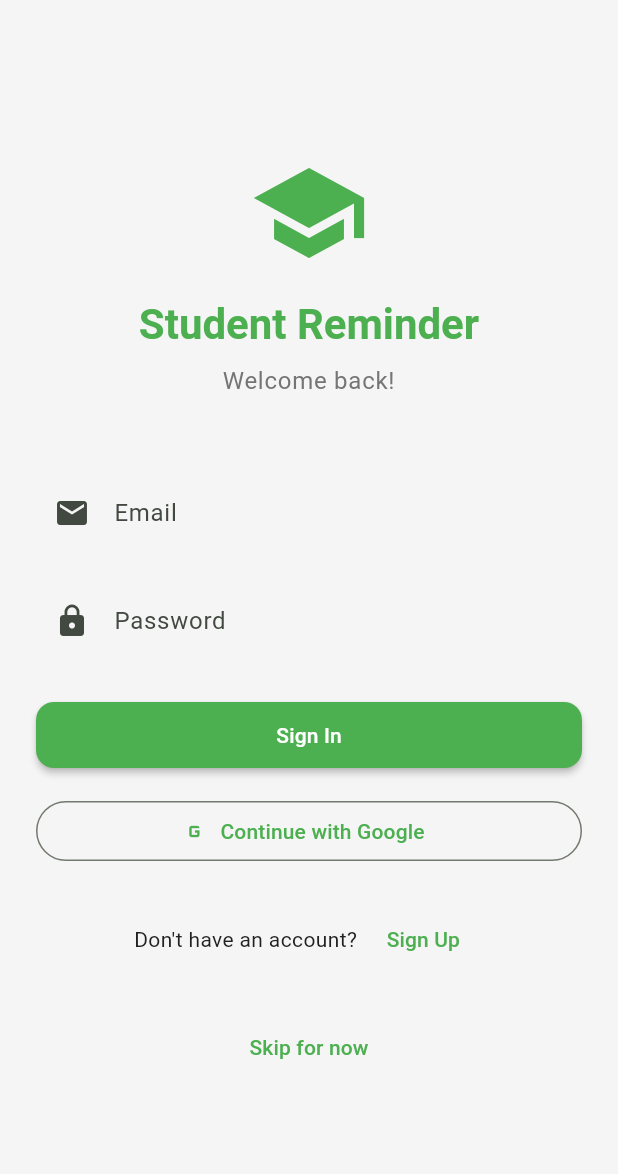
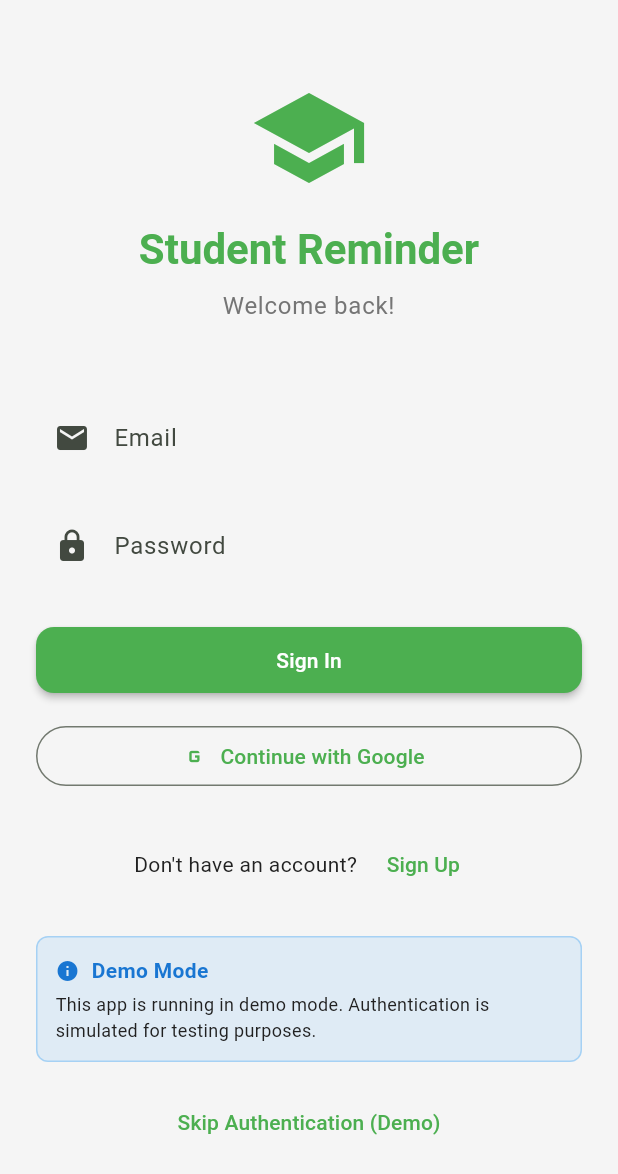
Before and after one commit to Masthan008/Student-Reminder, a Flutter app: the screen it shows after launch, on a phone screen of 412 x 824 dp. Shown: the top 1174 px of the screen. Run offline on Flutter 3.47's test engine with Material 3 defaults, Android fonts, the phone set to English and light mode, and no system bars; our stand-ins replace cloud_firestore, firebase_auth, firebase_core, firebase_messaging, flutter_local_notifications, flutter_riverpod and 6 more; missing offline and left inert: firebase_data_connect; accounts and stored records are empty.

Commit message:
Fix: Add mock Firebase service to resolve authentication errors and enable demo mode

```diff
--- a/lib/features/auth/presentation/auth_screen.dart
+++ b/lib/features/auth/presentation/auth_screen.dart
@@ -178,10 +178,43 @@ class _AuthScreenState extends ConsumerState<AuthScreen> {
                 ),
                 const SizedBox(height: 24),
 
+                // Demo mode info
+                Container(
+                  padding: const EdgeInsets.all(12),
+                  decoration: BoxDecoration(
+                    color: Colors.blue.withOpacity(0.1),
+                    borderRadius: BorderRadius.circular(8),
+                    border: Border.all(color: Colors.blue.withOpacity(0.3)),
+                  ),
+                  child: Column(
+                    children: [
+                      Row(
+                        children: [
+                          Icon(Icons.info, color: Colors.blue[700], size: 16),
+                          const SizedBox(width: 8),
+                          Text(
+                            'Demo Mode',
+                            style: TextStyle(
+                              fontWeight: FontWeight.bold,
+                              color: Colors.blue[700],
+                            ),
+                          ),
+                        ],
+                      ),
+                      const SizedBox(height: 4),
+                      const Text(
+                        'This app is running in demo mode. Authentication is simulated for testing purposes.',
+                        style: TextStyle(fontSize: 12),
+                      ),
+                    ],
+                  ),
+                ),
+                const SizedBox(height: 16),
+
                 // Skip for now button (demo purposes)
                 TextButton(
                   onPressed: () => context.go('/home'),
-                  child: const Text('Skip for now'),
+                  child: const Text('Skip Authentication (Demo)'),
                 ),
               ],
             ),
--- a/lib/shared/services/mock_firebase_service.dart
+++ b/lib/shared/services/mock_firebase_service.dart
@@ -1,29 +1,31 @@
-import '../services/firebase_service.dart';
 import '../../features/reminders/domain/reminder.dart';
-import '../../features/auth/domain/user.dart';
+import '../../features/auth/domain/user.dart' as app_user;
+import '../../core/errors/exceptions.dart';
+import 'firebase_service.dart';
 
-/// Mock Firebase service for demo/offline mode
+/// Mock Firebase service for development/demo purposes
+/// This allows the app to work without real Firebase configuration
 class MockFirebaseService implements FirebaseService {
-  User? _currentUser;
+  app_user.User? _currentUser;
   final List<Reminder> _reminders = [];
-  final Map<String, User> _users = {};
+  final Map<String, app_user.User> _users = {};
 
   @override
-  User? get currentUser => _currentUser;
+  app_user.User? get currentUser => _currentUser;
 
   @override
-  Stream<User?> get authStateChanges => Stream.value(_currentUser);
+  Stream<app_user.User?> get authStateChanges => Stream.value(_currentUser);
 
   @override
-  Future<User?> signInWithGoogle() async {
-    // Simulate network delay
-    await Future.delayed(const Duration(milliseconds: 500));
+  Future<app_user.User?> signInWithGoogle() async {
+    // Simulate Google sign-in delay
+    await Future.delayed(const Duration(seconds: 1));
 
-    final user = User.create(
-      id: 'demo_google_user_${DateTime.now().millisecondsSinceEpoch}',
-      email: 'demo.user@gmail.com',
-      displayName: 'Demo Google User',
-      photoUrl: null,
+    final user = app_user.User.create(
+      id: 'mock_google_user_${DateTime.now().millisecondsSinceEpoch}',
+      email: 'demo@gmail.com',
+      displayName: 'Demo User (Google)',
+      photoUrl: 'https://via.placeholder.com/150',
     );
 
     _currentUser = user;
@@ -32,24 +34,25 @@ class MockFirebaseService implements FirebaseService {
   }
 
   @override
-  Future<User?> signInWithEmail(String email, String password) async {
-    // Simulate network delay
-    await Future.delayed(const Duration(milliseconds: 500));
+  Future<app_user.User?> signInWithEmail(String email, String password) async {
+    // Simulate email sign-in delay
+    await Future.delayed(const Duration(seconds: 1));
 
     // Basic validation
     if (email.isEmpty || password.isEmpty) {
-      throw Exception('Email and password are required');
+      throw const AuthException('Email and password are required');
+    }
+    if (password.length < 6) {
+      throw const AuthException('Password must be at least 6 characters');
+    }
+    if (!email.contains('@')) {
+      throw const AuthException('Please enter a valid email address');
     }
 
-    if (password.length < 6) {
-      throw Exception('Password must be at least 6 characters');
-    }
-
-    final user = User.create(
-      id: 'demo_email_user_${DateTime.now().millisecondsSinceEpoch}',
+    final user = app_user.User.create(
+      id: 'mock_email_user_${DateTime.now().millisecondsSinceEpoch}',
       email: email,
-      displayName: email.split('@')[0].replaceAll('.', ' ').toUpperCase(),
-      photoUrl: null,
+      displayName: email.split('@')[0], // Use email prefix as display name
     );
 
     _currentUser = user;
@@ -58,24 +61,25 @@ class MockFirebaseService implements FirebaseService {
   }
 
   @override
-  Future<User?> createUserWithEmail(String email, String password, String displayName) async {
-    // Simulate network delay
-    await Future.delayed(const Duration(milliseconds: 500));
+  Future<app_user.User?> createUserWithEmail(String email, String password, String displayName) async {
+    // Simulate account creation delay
+    await Future.delayed(const Duration(seconds: 1));
 
     // Basic validation
     if (email.isEmpty || password.isEmpty || displayName.isEmpty) {
-      throw Exception('All fields are required');
+      throw const AuthException('All fields are required');
+    }
+    if (password.length < 6) {
+      throw const AuthException('Password must be at least 6 characters');
+    }
+    if (!email.contains('@')) {
+      throw const AuthException('Please enter a valid email address');
     }
 
-    if (password.length < 6) {
-      throw Exception('Password must be at least 6 characters');
-    }
-
-    final user = User.create(
-      id: 'demo_new_user_${DateTime.now().millisecondsSinceEpoch}',
+    final user = app_user.User.create(
+      id: 'mock_new_user_${DateTime.now().millisecondsSinceEpoch}',
       email: email,
       displayName: displayName,
-      photoUrl: null,
     );
 
     _currentUser = user;
@@ -85,40 +89,42 @@ class MockFirebaseService implements FirebaseService {
 
   @override
   Future<void> signOut() async {
-    // Simulate network delay
-    await Future.delayed(const Duration(milliseconds: 300));
+    // Simulate sign-out delay
+    await Future.delayed(const Duration(milliseconds: 500));
     _currentUser = null;
   }
 
   @override
   Future<void> addReminder(Reminder reminder) async {
     // Simulate network delay
-    await Future.delayed(const Duration(milliseconds: 200));
+    await Future.delayed(const Duration(milliseconds: 300));
     _reminders.add(reminder);
   }
 
   @override
   Future<void> updateReminder(Reminder reminder) async {
     // Simulate network delay
-    await Future.delayed(const Duration(milliseconds: 200));
+    await Future.delayed(const Duration(milliseconds: 300));
 
     final index = _reminders.indexWhere((r) => r.id == reminder.id);
     if (index != -1) {
       _reminders[index] = reminder;
+    } else {
+      throw const NetworkException('Reminder not found');
     }
   }
 
   @override
   Future<void> deleteReminder(String reminderId) async {
     // Simulate network delay
-    await Future.delayed(const Duration(milliseconds: 200));
+    await Future.delayed(const Duration(milliseconds: 300));
     _reminders.removeWhere((r) => r.id == reminderId);
   }
 
   @override
   Future<List<Reminder>> getReminders(String userId) async {
     // Simulate network delay
-    await Future.delayed(const Duration(milliseconds: 300));
+    await Future.delayed(const Duration(milliseconds: 500));
     return _reminders.where((r) => r.userId == userId).toList();
   }
 
@@ -131,22 +137,23 @@ class MockFirebaseService implements FirebaseService {
 
   @override
   Future<void> syncReminders(List<Reminder> reminders) async {
-    // Simulate network delay
-    await Future.delayed(const Duration(milliseconds: 500));
+    // Simulate sync delay
+    await Future.delayed(const Duration(seconds: 1));
+
     _reminders.clear();
     _reminders.addAll(reminders);
   }
 
   @override
-  Future<void> saveUserData(User user) async {
-    // Simulate network delay
+  Future<void> saveUserData(app_user.User user) async {
+    // Simulate save delay
     await Future.delayed(const Duration(milliseconds: 200));
     _users[user.id] = user;
   }
 
   @override
-  Future<User?> getUserData(String userId) async {
-    // Simulate network delay
+  Future<app_user.User?> getUserData(String userId) async {
+    // Simulate fetch delay
     await Future.delayed(const Duration(milliseconds: 200));
     return _users[userId];
   }
```
Also changed, not shown: lib/firebase_options.dart.
